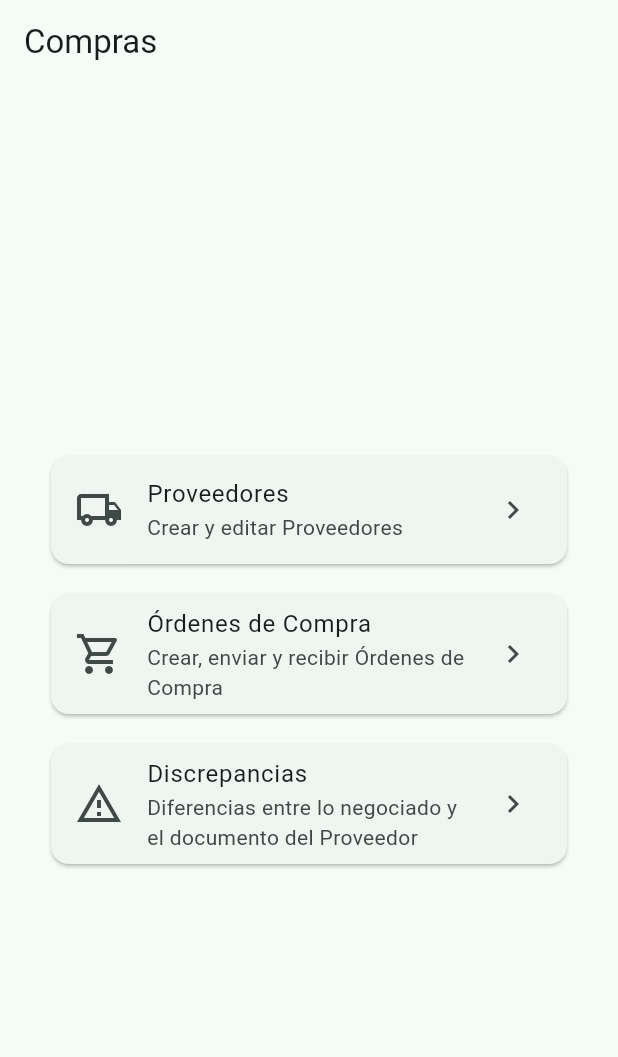
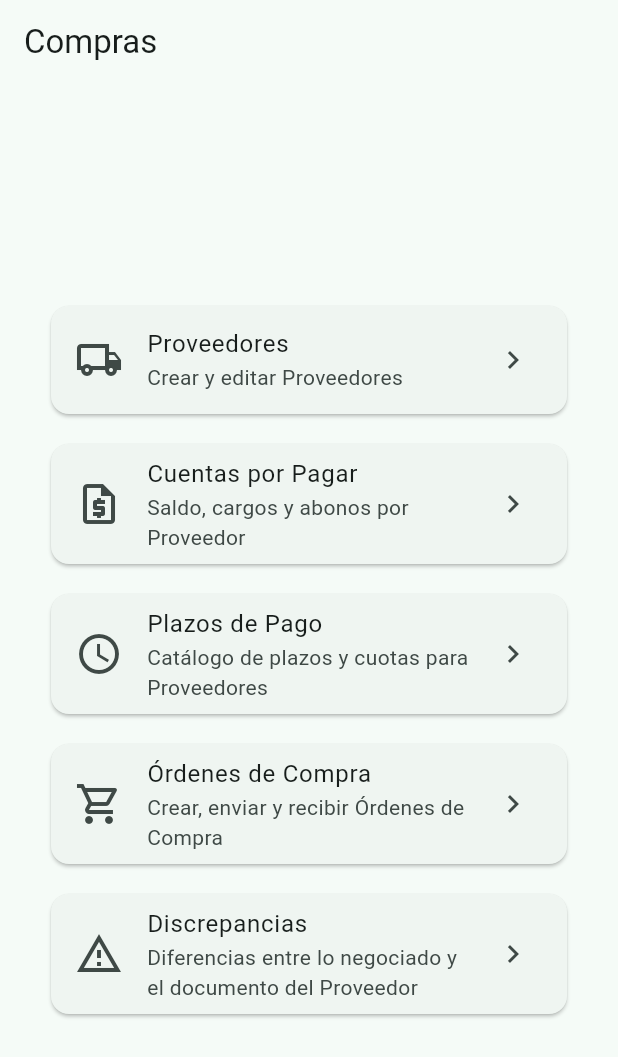
Before and after one commit to jm-valenzuela/NovaPOS-App, a Flutter app: the ComprasHubScreen screen opened by its route, on a phone screen of 412 x 824 dp. Shown: the top 1057 px of the screen. Run offline on Flutter 3.47's test engine with Material 3 defaults, Android fonts, the phone set to English and light mode, and no system bars; our stand-ins replace barcode_widget, dio, flutter_riverpod, flutter_secure_storage, flutter_svg, go_router and 2 more; missing offline and left inert: dart:html, mobile_scanner; accounts and stored records are empty.

Commit message:
feat: separar Cuentas por Pagar y Plazos de Pago de Proveedores
Mismo criterio aplicado antes a Cobranzas/Plazos de Clientes en Home,
ahora del lado de Compras: Cuentas por Pagar y Plazos de Pago ganan
sus propias tarjetas en ComprasHubScreen en vez de ser accesibles
solo entrando primero a Proveedores. Se quitan los iconos redundantes
del AppBar de ProveedoresScreen.

Co-Authored-By: Claude Sonnet 5 <noreply@anthropic.com>

```diff
--- a/lib/features/purchasing/presentation/screens/compras_hub_screen.dart
+++ b/lib/features/purchasing/presentation/screens/compras_hub_screen.dart
@@ -32,6 +32,28 @@ class ComprasHubScreen extends StatelessWidget {
                 const SizedBox(height: 12),
                 Card(
                   child: ListTile(
+                    key: const Key('comprasCuentasPorPagarCard'),
+                    leading: const Icon(Icons.request_quote_outlined, size: 32),
+                    title: const Text('Cuentas por Pagar'),
+                    subtitle: const Text('Saldo, cargos y abonos por Proveedor'),
+                    trailing: const Icon(Icons.chevron_right),
+                    onTap: () => context.push('/compras/cuentas-por-pagar'),
+                  ),
+                ),
+                const SizedBox(height: 12),
+                Card(
+                  child: ListTile(
+                    key: const Key('comprasPlazosPagoCard'),
+                    leading: const Icon(Icons.schedule_outlined, size: 32),
+                    title: const Text('Plazos de Pago'),
+                    subtitle: const Text('Catálogo de plazos y cuotas para Proveedores'),
+                    trailing: const Icon(Icons.chevron_right),
+                    onTap: () => context.push('/compras/proveedores/plazos-pago'),
+                  ),
+                ),
+                const SizedBox(height: 12),
+                Card(
+                  child: ListTile(
                     key: const Key('comprasOrdenesCard'),
                     leading: const Icon(Icons.shopping_cart_outlined, size: 32),
                     title: const Text('Órdenes de Compra'),
```
Also changed, not shown: lib/features/purchasing/presentation/screens/proveedores_screen.dart (+1 -17 lines), 1 other file.
